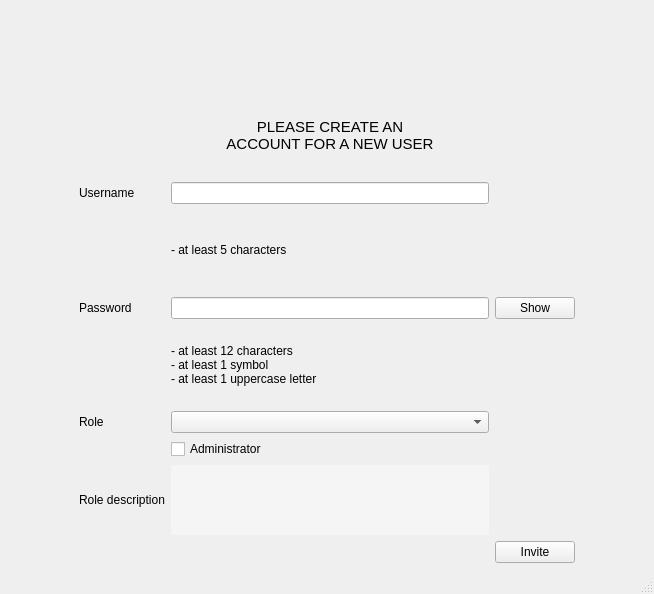
Qt form src/ui_design/create_account_new_user.ui (mikukula/SAT) before a commit.
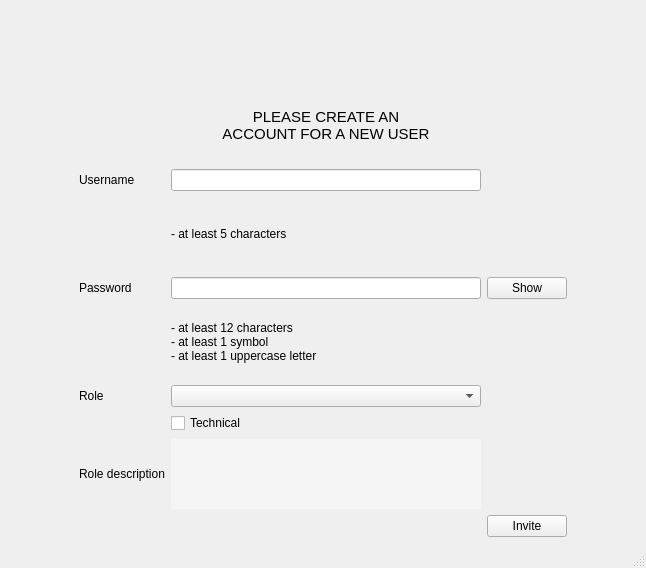
The same form after that commit. Icons and pictures are not drawn.

Diff of the .ui file:
```diff
--- a/src/ui_design/create_account_new_user.ui
+++ b/src/ui_design/create_account_new_user.ui
@@ -6,8 +6,8 @@
    <rect>
     <x>0</x>
     <y>0</y>
-    <width>654</width>
-    <height>594</height>
+    <width>646</width>
+    <height>568</height>
    </rect>
   </property>
   <property name="windowTitle">
@@ -211,7 +211,7 @@
       <item row="11" column="2">
        <widget class="QCheckBox" name="adminCheckBox">
         <property name="text">
-         <string>Administrator</string>
+         <string>Technical</string>
         </property>
        </widget>
       </item>
```
Left out of the diff: 4 changed lines with no effect on the pictures.
